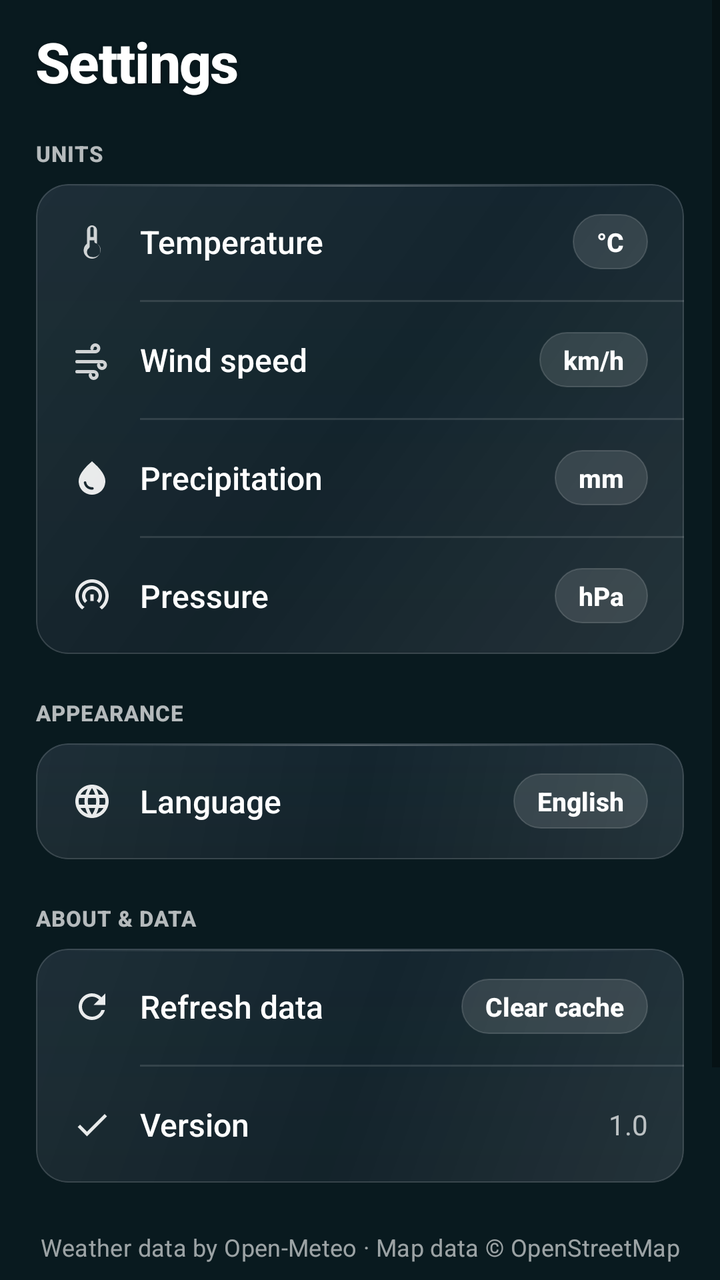
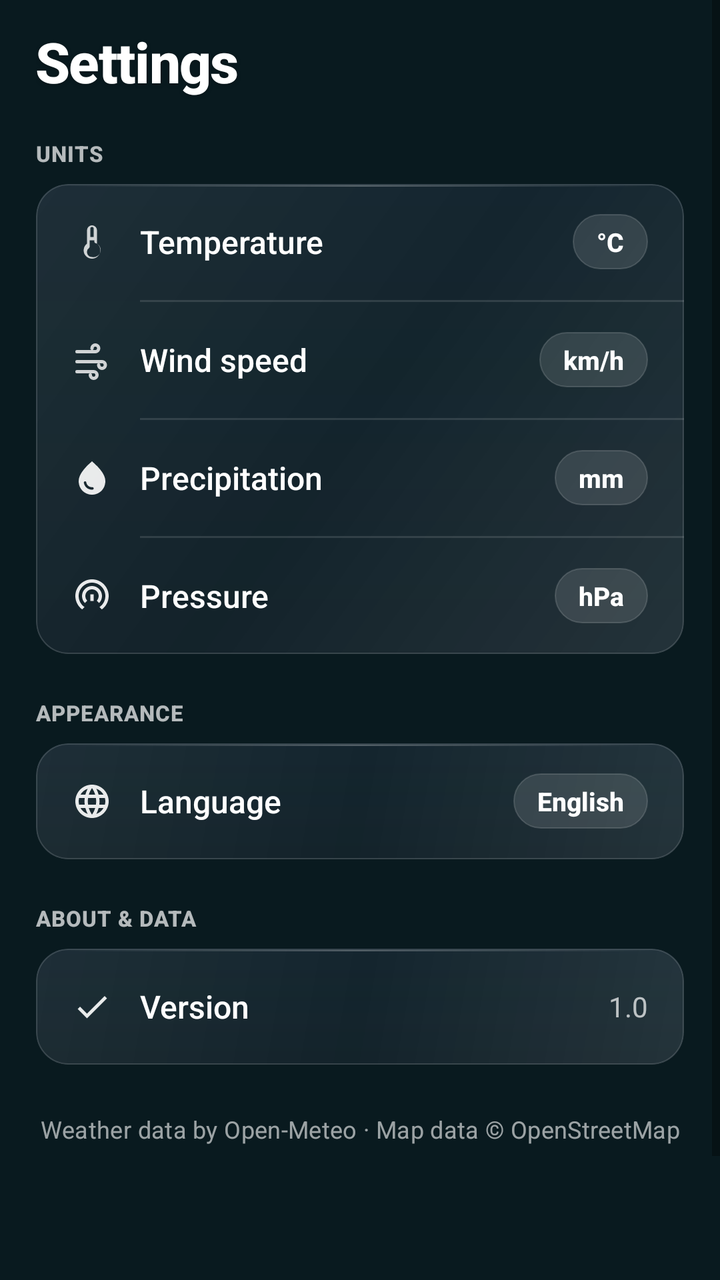

The first picture is an Android layout as it rendered before a commit; the second is the same layout after the commit. The layout source and the unified diff follow.
<!-- AndroidManifest.xml: application theme Theme.K3Weather -->
<!-- res/layout/layout_settings.xml -->
<?xml version="1.0" encoding="utf-8"?>
<ScrollView xmlns:android="http://schemas.android.com/apk/res/android"
    xmlns:app="http://schemas.android.com/apk/res-auto"
    android:layout_width="match_parent"
    android:layout_height="match_parent"
    android:background="@android:color/transparent"
    android:clipToPadding="false"
    android:overScrollMode="never"
    android:fillViewport="true">

    <LinearLayout
        android:layout_width="match_parent"
        android:layout_height="wrap_content"
        android:orientation="vertical"
        android:paddingHorizontal="18dp"
        android:paddingTop="12dp"
        android:paddingBottom="120dp">

        
        <TextView
            android:layout_width="match_parent"
            android:layout_height="wrap_content"
            android:text="@string/settings_title"
            android:textColor="@android:color/white"
            android:textSize="28sp"
            android:textStyle="bold"
            android:letterSpacing="-0.02"
            android:shadowColor="#33000000"
            android:shadowDx="0"
            android:shadowDy="2"
            android:shadowRadius="6"
            android:fontFamily="sans-serif-medium"
            android:layout_marginBottom="20dp" />

        
        <TextView
            android:layout_width="match_parent"
            android:layout_height="wrap_content"
            android:text="@string/settings_section_units"
            android:textColor="#B3FFFFFF"
            android:textSize="11sp"
            android:textStyle="bold"
            android:letterSpacing="0.03"
            android:fontFamily="sans-serif-medium"
            android:layout_marginBottom="8dp" />

        <LinearLayout
            android:layout_width="match_parent"
            android:layout_height="wrap_content"
            android:background="@drawable/bg_card_translucent"
            android:orientation="vertical"
            android:clipToOutline="true">

            
            <LinearLayout
                android:id="@+id/rowTemperature"
                android:layout_width="match_parent"
                android:layout_height="58dp"
                android:background="?attr/selectableItemBackground"
                android:clickable="true"
                android:focusable="true"
                android:gravity="center_vertical"
                android:orientation="horizontal"
                android:paddingHorizontal="18dp">

                <ImageView
                    android:layout_width="20dp"
                    android:layout_height="20dp"
                    android:contentDescription="@null"
                    android:src="@drawable/ic_thermometer"
                    app:tint="#E6FFFFFF" />

                <TextView
                    android:layout_width="0dp"
                    android:layout_height="wrap_content"
                    android:layout_weight="1"
                    android:layout_marginStart="14dp"
                    android:text="@string/settings_temperature"
                    android:textColor="@android:color/white"
                    android:textSize="16sp"
                    android:fontFamily="sans-serif-medium" />

                <TextView
                    android:id="@+id/tvTemperatureUnitValue"
                    android:layout_width="wrap_content"
                    android:layout_height="wrap_content"
                    android:background="@drawable/bg_pill_accent_translucent"
                    android:paddingHorizontal="12dp"
                    android:paddingVertical="5dp"
                    android:text="°C"
                    android:textColor="@android:color/white"
                    android:textSize="13sp"
                    android:textStyle="bold"
                    android:fontFamily="sans-serif-medium" />
            </LinearLayout>

            <View
                android:layout_width="match_parent"
                android:layout_height="1dp"
                android:layout_marginStart="52dp"
                android:background="#1FFFFFFF" />

            
            <LinearLayout
                android:id="@+id/rowWindSpeed"
                android:layout_width="match_parent"
                android:layout_height="58dp"
                android:background="?attr/selectableItemBackground"
                android:clickable="true"
                android:focusable="true"
                android:gravity="center_vertical"
                android:orientation="horizontal"
                android:paddingHorizontal="18dp">

                <ImageView
                    android:layout_width="20dp"
                    android:layout_height="20dp"
                    android:contentDescription="@null"
                    android:src="@drawable/ic_wind"
                    app:tint="#E6FFFFFF" />

                <TextView
                    android:layout_width="0dp"
                    android:layout_height="wrap_content"
                    android:layout_weight="1"
                    android:layout_marginStart="14dp"
                    android:text="@string/settings_wind_speed"
                    android:textColor="@android:color/white"
                    android:textSize="16sp"
                    android:fontFamily="sans-serif-medium" />

                <TextView
                    android:id="@+id/tvWindSpeedUnitValue"
                    android:layout_width="wrap_content"
                    android:layout_height="wrap_content"
                    android:background="@drawable/bg_pill_accent_translucent"
                    android:paddingHorizontal="12dp"
                    android:paddingVertical="5dp"
                    android:text="km/h"
                    android:textColor="@android:color/white"
                    android:textSize="13sp"
                    android:textStyle="bold"
                    android:fontFamily="sans-serif-medium" />
            </LinearLayout>

            <View
                android:layout_width="match_parent"
                android:layout_height="1dp"
                android:layout_marginStart="52dp"
                android:background="#1FFFFFFF" />

            <LinearLayout
                android:id="@+id/rowPrecipitation"
                android:layout_width="match_parent"
                android:layout_height="58dp"
                android:background="?attr/selectableItemBackground"
                android:clickable="true"
                android:focusable="true"
                android:gravity="center_vertical"
                android:orientation="horizontal"
                android:paddingHorizontal="18dp">

                <ImageView
                    android:layout_width="20dp"
                    android:layout_height="20dp"
                    android:contentDescription="@null"
                    android:src="@drawable/ic_humidity_drop"
                    app:tint="#E6FFFFFF" />

                <TextView
                    android:layout_width="0dp"
                    android:layout_height="wrap_content"
                    android:layout_weight="1"
                    android:layout_marginStart="14dp"
                    android:text="@string/settings_precipitation"
                    android:textColor="@android:color/white"
                    android:textSize="16sp"
                    android:fontFamily="sans-serif-medium" />

                <TextView
                    android:id="@+id/tvPrecipitationUnitValue"
                    android:layout_width="wrap_content"
                    android:layout_height="wrap_content"
                    android:background="@drawable/bg_pill_accent_translucent"
                    android:paddingHorizontal="12dp"
                    android:paddingVertical="5dp"
                    android:text="mm"
                    android:textColor="@android:color/white"
                    android:textSize="13sp"
                    android:textStyle="bold"
                    android:fontFamily="sans-serif-medium" />
            </LinearLayout>

            <View
                android:layout_width="match_parent"
                android:layout_height="1dp"
                android:layout_marginStart="52dp"
                android:background="#1FFFFFFF" />

            <LinearLayout
                android:id="@+id/rowPressure"
                android:layout_width="match_parent"
                android:layout_height="58dp"
                android:background="?attr/selectableItemBackground"
                android:clickable="true"
                android:focusable="true"
                android:gravity="center_vertical"
                android:orientation="horizontal"
                android:paddingHorizontal="18dp">

                <ImageView
                    android:layout_width="20dp"
                    android:layout_height="20dp"
                    android:contentDescription="@null"
                    android:src="@drawable/ic_gauge"
                    app:tint="#E6FFFFFF" />

                <TextView
                    android:layout_width="0dp"
                    android:layout_height="wrap_content"
                    android:layout_weight="1"
                    android:layout_marginStart="14dp"
                    android:text="@string/settings_pressure"
                    android:textColor="@android:color/white"
                    android:textSize="16sp"
                    android:fontFamily="sans-serif-medium" />

                <TextView
                    android:id="@+id/tvPressureUnitValue"
                    android:layout_width="wrap_content"
                    android:layout_height="wrap_content"
                    android:background="@drawable/bg_pill_accent_translucent"
                    android:paddingHorizontal="12dp"
                    android:paddingVertical="5dp"
                    android:text="hPa"
                    android:textColor="@android:color/white"
                    android:textSize="13sp"
                    android:textStyle="bold"
                    android:fontFamily="sans-serif-medium" />
            </LinearLayout>
        </LinearLayout>

        
        <TextView
            android:layout_width="match_parent"
            android:layout_height="wrap_content"
            android:layout_marginTop="22dp"
            android:layout_marginBottom="8dp"
            android:text="@string/settings_section_display"
            android:textColor="#B3FFFFFF"
            android:textSize="11sp"
            android:textStyle="bold"
            android:letterSpacing="0.03"
            android:fontFamily="sans-serif-medium" />

        <LinearLayout
            android:layout_width="match_parent"
            android:layout_height="wrap_content"
            android:background="@drawable/bg_card_translucent"
            android:orientation="vertical"
            android:clipToOutline="true">

            
            <LinearLayout
                android:id="@+id/rowLanguage"
                android:layout_width="match_parent"
                android:layout_height="58dp"
                android:background="?attr/selectableItemBackground"
                android:clickable="true"
                android:focusable="true"
                android:gravity="center_vertical"
                android:orientation="horizontal"
                android:paddingHorizontal="18dp">

                <ImageView
                    android:layout_width="20dp"
                    android:layout_height="20dp"
                    android:contentDescription="@null"
                    android:src="@drawable/ic_language"
                    app:tint="#E6FFFFFF" />

                <TextView
                    android:layout_width="0dp"
                    android:layout_height="wrap_content"
                    android:layout_weight="1"
                    android:layout_marginStart="14dp"
                    android:text="@string/settings_language"
                    android:textColor="@android:color/white"
                    android:textSize="16sp"
                    android:fontFamily="sans-serif-medium" />

                <TextView
                    android:id="@+id/tvLanguageValue"
                    android:layout_width="wrap_content"
                    android:layout_height="wrap_content"
                    android:background="@drawable/bg_pill_accent_translucent"
                    android:paddingHorizontal="12dp"
                    android:paddingVertical="5dp"
                    android:text="English"
                    android:textColor="@android:color/white"
                    android:textSize="13sp"
                    android:textStyle="bold"
                    android:fontFamily="sans-serif-medium" />
            </LinearLayout>

        </LinearLayout>

        
        <TextView
            android:layout_width="match_parent"
            android:layout_height="wrap_content"
            android:layout_marginTop="22dp"
            android:layout_marginBottom="8dp"
            android:text="@string/settings_section_about"
            android:textColor="#B3FFFFFF"
            android:textSize="11sp"
            android:textStyle="bold"
            android:letterSpacing="0.03"
            android:fontFamily="sans-serif-medium" />

        <LinearLayout
            android:layout_width="match_parent"
            android:layout_height="wrap_content"
            android:background="@drawable/bg_card_translucent"
            android:orientation="vertical"
            android:clipToOutline="true">

            <LinearLayout
                android:id="@+id/rowClearCache"
                android:layout_width="match_parent"
                android:layout_height="58dp"
                android:background="?attr/selectableItemBackground"
                android:clickable="true"
                android:focusable="true"
                android:gravity="center_vertical"
                android:orientation="horizontal"
                android:paddingHorizontal="18dp">

                <ImageView
                    android:layout_width="20dp"
                    android:layout_height="20dp"
                    android:contentDescription="@null"
                    android:src="@drawable/ic_refresh"
                    app:tint="#E6FFFFFF" />

                <TextView
                    android:layout_width="0dp"
                    android:layout_height="wrap_content"
                    android:layout_weight="1"
                    android:layout_marginStart="14dp"
                    android:text="@string/settings_clear_cache"
                    android:textColor="@android:color/white"
                    android:textSize="16sp"
                    android:fontFamily="sans-serif-medium" />

                <TextView
                    android:id="@+id/tvCacheAction"
                    android:layout_width="wrap_content"
                    android:layout_height="wrap_content"
                    android:background="@drawable/bg_pill_accent_translucent"
                    android:paddingHorizontal="12dp"
                    android:paddingVertical="5dp"
                    android:text="@string/settings_clear_cache_action"
                    android:textColor="@android:color/white"
                    android:textSize="13sp"
                    android:textStyle="bold"
                    android:fontFamily="sans-serif-medium" />
            </LinearLayout>

            <View
                android:layout_width="match_parent"
                android:layout_height="1dp"
                android:layout_marginStart="52dp"
                android:background="#1FFFFFFF" />

            <LinearLayout
                android:layout_width="match_parent"
                android:layout_height="58dp"
                android:gravity="center_vertical"
                android:orientation="horizontal"
                android:paddingHorizontal="18dp">

                <ImageView
                    android:layout_width="20dp"
                    android:layout_height="20dp"
                    android:contentDescription="@null"
                    android:src="@drawable/ic_check"
                    app:tint="#E6FFFFFF" />

                <TextView
                    android:layout_width="0dp"
                    android:layout_height="wrap_content"
                    android:layout_weight="1"
                    android:layout_marginStart="14dp"
                    android:text="@string/settings_version"
                    android:textColor="@android:color/white"
                    android:textSize="16sp"
                    android:fontFamily="sans-serif-medium" />

                <TextView
                    android:id="@+id/tvVersionValue"
                    android:layout_width="wrap_content"
                    android:layout_height="wrap_content"
                    android:text="1.0"
                    android:textColor="#B3FFFFFF"
                    android:textSize="14sp" />
            </LinearLayout>
        </LinearLayout>

        <TextView
            android:id="@+id/attributions"
            android:layout_width="match_parent"
            android:layout_height="wrap_content"
            android:layout_marginTop="24dp"
            android:layout_marginBottom="16dp"
            android:gravity="center"
            android:text="@string/settings_attribution"
            android:textColor="#99FFFFFF"
            android:textSize="12sp"
            android:letterSpacing="0.01"
            android:fontFamily="sans-serif" />

    </LinearLayout>
</ScrollView>
<!-- resources referenced by this layout -->
<resources>
  <!-- drawable bg_pill_accent_translucent (drawable) -->
  <?xml version="1.0" encoding="utf-8"?>
  <shape xmlns:android="http://schemas.android.com/apk/res/android" android:shape="rectangle">
      <solid android:color="#1FFFFFFF" />
      <corners android:radius="999dp" />
      <stroke
          android:width="0.8dp"
          android:color="#26FFFFFF" />
  </shape>
  <!-- drawable ic_check (drawable) -->
  <vector xmlns:android="http://schemas.android.com/apk/res/android"
      android:width="20dp"
      android:height="20dp"
      android:viewportWidth="24"
      android:viewportHeight="24">
      <path
          android:fillColor="@android:color/white"
          android:pathData="M9,16.17L4.83,12l-1.42,1.41L9,19 21,7l-1.41-1.41z" />
  </vector>
  <!-- drawable ic_humidity_drop (drawable) -->
  <vector xmlns:android="http://schemas.android.com/apk/res/android"
      android:width="18dp"
      android:height="18dp"
      android:viewportWidth="24"
      android:viewportHeight="24">
      <path
          android:fillColor="#FFFFFF"
          android:pathData="M12,2c-5.33,4.55 -8,8.48 -8,11.8 0,4.98 3.8,8.2 8,8.2s8,-3.22 8,-8.2c0,-3.32 -2.67,-7.25 -8,-11.8zM7.83,14c0.37,0 0.67,0.26 0.74,0.62 0.41,2.22 2.28,2.98 3.64,2.87 0.43,-0.02 0.79,0.32 0.79,0.75 0,0.4 -0.32,0.73 -0.72,0.75 -2.13,0.13 -4.62,-1.09 -5.19,-4.12C7.01,14.42 7.37,14 7.83,14z" />
  </vector>
  <!-- drawable ic_refresh (drawable) -->
  <vector xmlns:android="http://schemas.android.com/apk/res/android"
      android:width="24dp"
      android:height="24dp"
      android:viewportWidth="24"
      android:viewportHeight="24">
      <path
          android:fillColor="#FFFFFF"
          android:pathData="M17.65,6.35C16.2,4.9 14.21,4 12,4c-4.42,0 -7.99,3.58 -7.99,8s3.57,8 7.99,8c3.73,0 6.84,-2.55 7.73,-6h-2.08c-0.82,2.33 -3.04,4 -5.65,4 -3.31,0 -6,-2.69 -6,-6s2.69,-6 6,-6c1.66,0 3.14,0.69 4.22,1.78L13,11h7V4l-2.35,2.35z"/>
  </vector>
  <!-- drawable ic_thermometer (drawable) -->
  <vector xmlns:android="http://schemas.android.com/apk/res/android"
      android:width="24dp"
      android:height="24dp"
      android:viewportWidth="24"
      android:viewportHeight="24">
      <path
          android:fillColor="#E0FFFFFF"
          android:pathData="M15,13V5a3,3 0 0,0 -6,0v8a5,5 0 1,0 6,0zm-3,-10a1,1 0 0,1 1,1v5h-2V4a1,1 0 0,1 1,-1zm0,18a3,3 0 0,1 -1.8,-5.4 1,1 0 0,0 0.4,-0.8V11h2.8v0.8a1,1 0 0,0 0.4,0.8A3,3 0 0,1 12,21z"/>
  </vector>
  <!-- drawable ic_wind (drawable) -->
  <vector xmlns:android="http://schemas.android.com/apk/res/android"
      android:width="24dp"
      android:height="24dp"
      android:viewportWidth="24"
      android:viewportHeight="24">
      <path
          android:fillColor="#E0FFFFFF"
          android:pathData="M3,8h11a3,3 0 1,0 -3,-3 1,1 0 0,0 2,0 1,1 0 1,1 1,1H3a1,1 0 0,0 0,2zm15,4H3a1,1 0 0,0 0,2h15a1,1 0 1,1 -1,1 1,1 0 0,0 -2,0 3,3 0 1,0 3,-3zm-5,6H3a1,1 0 0,0 0,2h10a1,1 0 1,1 -1,1 1,1 0 0,0 -2,0 3,3 0 1,0 3,-3z"/>
  </vector>
  <string name="settings_attribution">Weather data by Open-Meteo · Map data © OpenStreetMap</string>
  <string name="settings_clear_cache">Refresh data</string>
  <string name="settings_clear_cache_action">Clear cache</string>
  <string name="settings_language">Language</string>
  <string name="settings_precipitation">Precipitation</string>
  <string name="settings_pressure">Pressure</string>
  <string name="settings_section_about">ABOUT &amp; DATA</string>
  <string name="settings_section_display">APPEARANCE</string>
  <string name="settings_section_units">UNITS</string>
  <string name="settings_temperature">Temperature</string>
  <string name="settings_title">Settings</string>
  <string name="settings_version">Version</string>
  <string name="settings_wind_speed">Wind speed</string>
  <color name="primary_teal">#0F2C33</color>
  <color name="primary_dark_teal">#091A1F</color>
  <color name="accent_cyan">#00E5FF</color>
  <!-- unchanged entries left out for length: 4 -->
</resources>

<!-- the commit's change to res/layout/layout_settings.xml (unified diff, before → after) -->
@@ -326,54 +326,6 @@
             android:clipToOutline="true">
 
             <LinearLayout
-                android:id="@+id/rowClearCache"
-                android:layout_width="match_parent"
-                android:layout_height="58dp"
-                android:background="?attr/selectableItemBackground"
-                android:clickable="true"
-                android:focusable="true"
-                android:gravity="center_vertical"
-                android:orientation="horizontal"
-                android:paddingHorizontal="18dp">
-
-                <ImageView
-                    android:layout_width="20dp"
-                    android:layout_height="20dp"
-                    android:contentDescription="@null"
-                    android:src="@drawable/ic_refresh"
-                    app:tint="#E6FFFFFF" />
-
-                <TextView
-                    android:layout_width="0dp"
-                    android:layout_height="wrap_content"
-                    android:layout_weight="1"
-                    android:layout_marginStart="14dp"
-                    android:text="@string/settings_clear_cache"
-                    android:textColor="@android:color/white"
-                    android:textSize="16sp"
-                    android:fontFamily="sans-serif-medium" />
-
-                <TextView
-                    android:id="@+id/tvCacheAction"
-                    android:layout_width="wrap_content"
-                    android:layout_height="wrap_content"
-                    android:background="@drawable/bg_pill_accent_translucent"
-                    android:paddingHorizontal="12dp"
-                    android:paddingVertical="5dp"
-                    android:text="@string/settings_clear_cache_action"
-                    android:textColor="@android:color/white"
-                    android:textSize="13sp"
-                    android:textStyle="bold"
-                    android:fontFamily="sans-serif-medium" />
-            </LinearLayout>
-
-            <View
-                android:layout_width="match_parent"
-                android:layout_height="1dp"
-                android:layout_marginStart="52dp"
-                android:background="#1FFFFFFF" />
-
-            <LinearLayout
                 android:layout_width="match_parent"
                 android:layout_height="58dp"
                 android:gravity="center_vertical"
<!-- resource entries referenced after the edit -->
@@ -29,16 +29,6 @@
           android:fillColor="#FFFFFF"
           android:pathData="M12,2c-5.33,4.55 -8,8.48 -8,11.8 0,4.98 3.8,8.2 8,8.2s8,-3.22 8,-8.2c0,-3.32 -2.67,-7.25 -8,-11.8zM7.83,14c0.37,0 0.67,0.26 0.74,0.62 0.41,2.22 2.28,2.98 3.64,2.87 0.43,-0.02 0.79,0.32 0.79,0.75 0,0.4 -0.32,0.73 -0.72,0.75 -2.13,0.13 -4.62,-1.09 -5.19,-4.12C7.01,14.42 7.37,14 7.83,14z" />
   </vector>
-  <!-- drawable ic_refresh (drawable) -->
-  <vector xmlns:android="http://schemas.android.com/apk/res/android"
-      android:width="24dp"
-      android:height="24dp"
-      android:viewportWidth="24"
-      android:viewportHeight="24">
-      <path
-          android:fillColor="#FFFFFF"
-          android:pathData="M17.65,6.35C16.2,4.9 14.21,4 12,4c-4.42,0 -7.99,3.58 -7.99,8s3.57,8 7.99,8c3.73,0 6.84,-2.55 7.73,-6h-2.08c-0.82,2.33 -3.04,4 -5.65,4 -3.31,0 -6,-2.69 -6,-6s2.69,-6 6,-6c1.66,0 3.14,0.69 4.22,1.78L13,11h7V4l-2.35,2.35z"/>
-  </vector>
   <!-- drawable ic_thermometer (drawable) -->
   <vector xmlns:android="http://schemas.android.com/apk/res/android"
       android:width="24dp"
@@ -60,8 +50,6 @@
           android:pathData="M3,8h11a3,3 0 1,0 -3,-3 1,1 0 0,0 2,0 1,1 0 1,1 1,1H3a1,1 0 0,0 0,2zm15,4H3a1,1 0 0,0 0,2h15a1,1 0 1,1 -1,1 1,1 0 0,0 -2,0 3,3 0 1,0 3,-3zm-5,6H3a1,1 0 0,0 0,2h10a1,1 0 1,1 -1,1 1,1 0 0,0 -2,0 3,3 0 1,0 3,-3z"/>
   </vector>
   <string name="settings_attribution">Weather data by Open-Meteo · Map data © OpenStreetMap</string>
-  <string name="settings_clear_cache">Refresh data</string>
-  <string name="settings_clear_cache_action">Clear cache</string>
   <string name="settings_language">Language</string>
   <string name="settings_precipitation">Precipitation</string>
   <string name="settings_pressure">Pressure</string>
